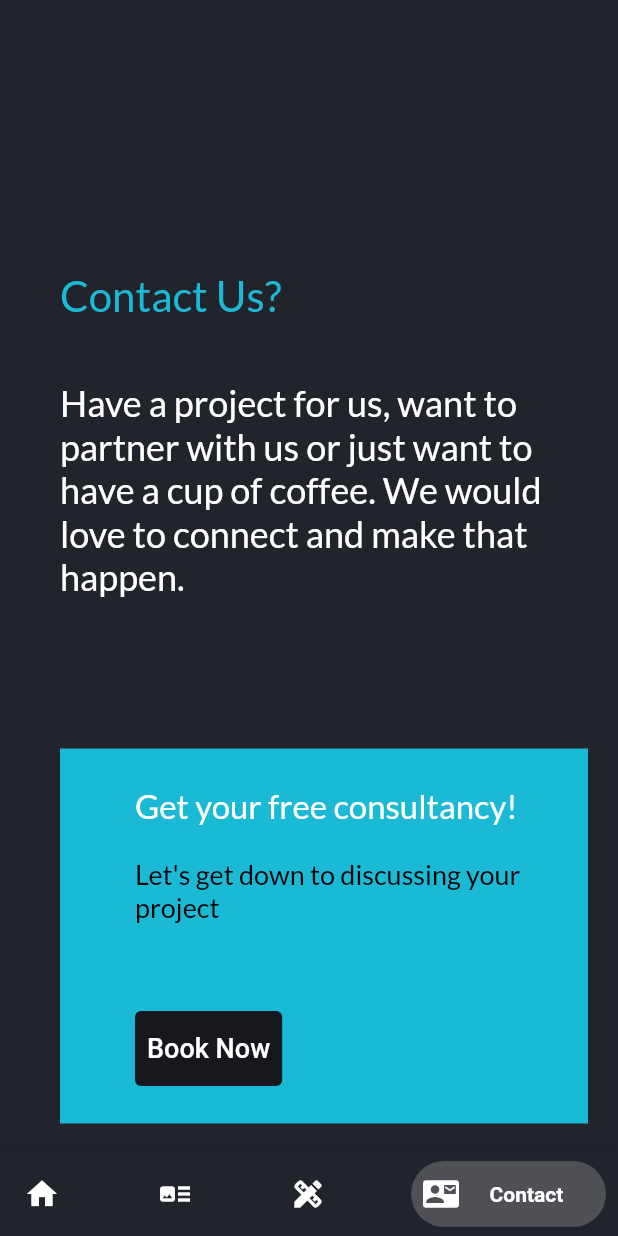
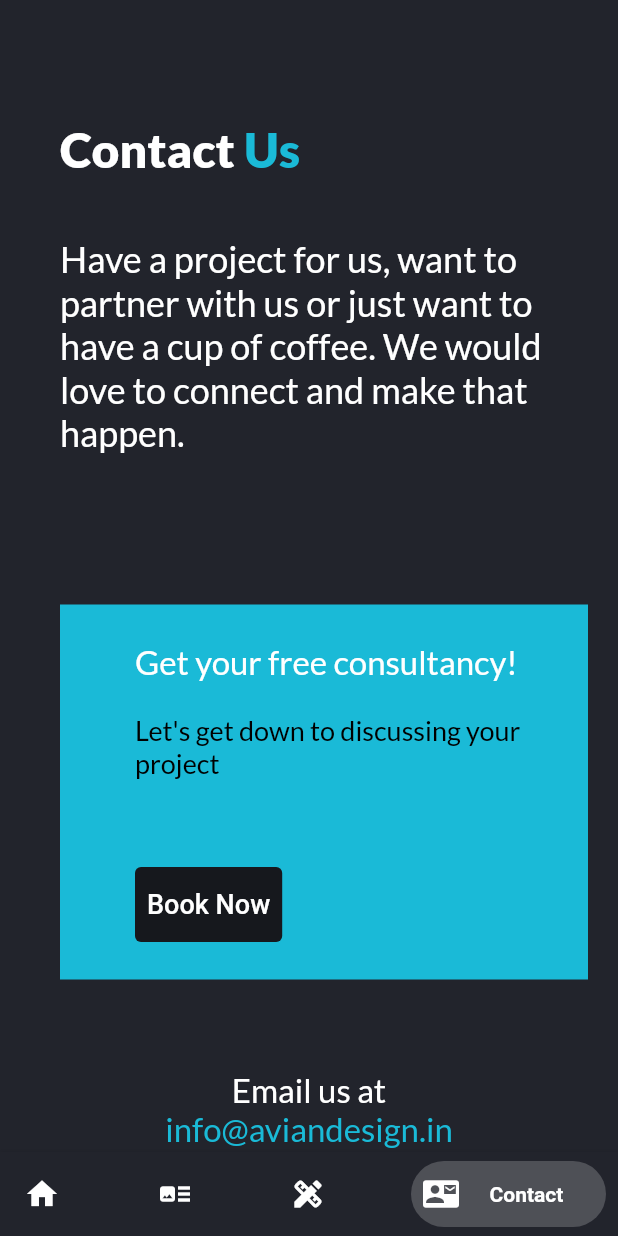
Before and after one commit to QikTech/Task-For-Avian-Design, a Flutter app: the screen it shows after launch, item 4 of the bottom bar chosen, on a phone screen of 412 x 824 dp. Run offline on Flutter 3.47's test engine with Material 2 defaults, Android fonts, the light colour scheme and no system bars; drawn by our look-alikes of bottom_navy_bar; our stand-ins replace animated_splash_screen, get, google_fonts.

Commit message:
Minor Adjustments

```diff
--- a/lib/main.dart
+++ b/lib/main.dart
@@ -14,6 +14,7 @@ class MyApp extends StatelessWidget {
   @override
   Widget build(BuildContext context) {
     return GetMaterialApp(
+      debugShowCheckedModeBanner: false,
       title: 'Flutter Demo',
       theme: ThemeData(
         primarySwatch: Colors.blue,
--- a/lib/screens/about.dart
+++ b/lib/screens/about.dart
@@ -21,7 +21,7 @@ class _AboutScreenState extends State<AboutScreen> {
         child: Column(
           children: [
             Padding(
-              padding: const EdgeInsets.fromLTRB(40, 180, 20, 20),
+              padding: const EdgeInsets.fromLTRB(40, 80, 20, 20),
               child: Column(
                 crossAxisAlignment: CrossAxisAlignment.start,
                 children: [
--- a/lib/screens/contact.dart
+++ b/lib/screens/contact.dart
@@ -21,14 +21,27 @@ class _ContactScreenState extends State<ContactScreen> {
         child: Column(
           children: [
             Padding(
-              padding: const EdgeInsets.fromLTRB(40, 180, 20, 20),
+              padding: const EdgeInsets.fromLTRB(40, 80, 20, 20),
               child: Column(
                 crossAxisAlignment: CrossAxisAlignment.start,
                 children: [
-                  Text('Contact Us?',
-                      style: GoogleFonts.lato(
-                        textStyle: regularHeading28,
-                      )),
+                  RichText(
+                    textAlign: TextAlign.left,
+                    text: TextSpan(
+                      children: <TextSpan>[
+                        TextSpan(
+                            text: 'Contact ',
+                            style: GoogleFonts.lato(
+                              textStyle: whiteHeading32,
+                            )),
+                        TextSpan(
+                            text: 'Us',
+                            style: GoogleFonts.lato(
+                              textStyle: accentHeading32,
+                            )),
+                      ],
+                    ),
+                  ),
                   SizedBox(
                     height: 40,
                   ),
--- a/lib/screens/home.dart
+++ b/lib/screens/home.dart
@@ -22,7 +22,7 @@ class _HomeScreenState extends State<HomeScreen> {
         child: Column(
           children: [
             Padding(
-              padding: const EdgeInsets.fromLTRB(40, 180, 20, 20),
+              padding: const EdgeInsets.fromLTRB(40, 80, 20, 20),
               child: Column(
                 crossAxisAlignment: CrossAxisAlignment.start,
                 children: [
@@ -37,6 +37,10 @@ class _HomeScreenState extends State<HomeScreen> {
                       style: GoogleFonts.lato(
                         textStyle: boldHeading28,
                       )),
+                  Divider(
+                      color: accentt,
+                    endIndent: 240,
+                  ),
                   SizedBox(
                     height: 100,
                   ),
```
Also changed, not shown: lib/screens/services.dart (+62 -25 lines).
